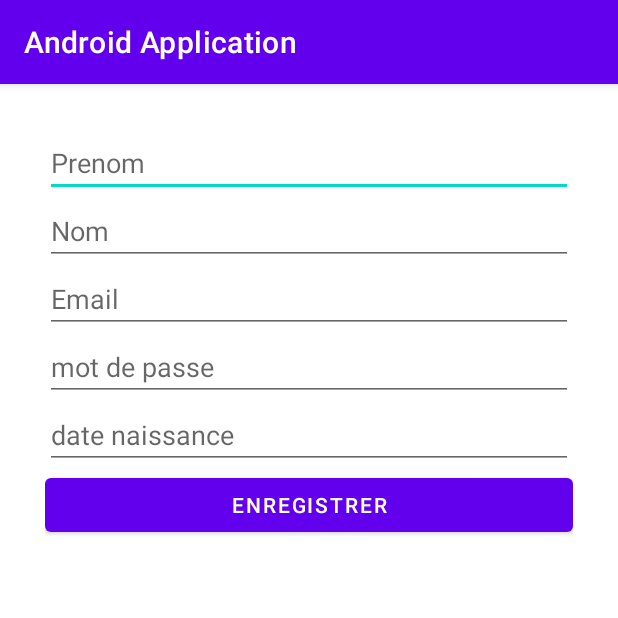
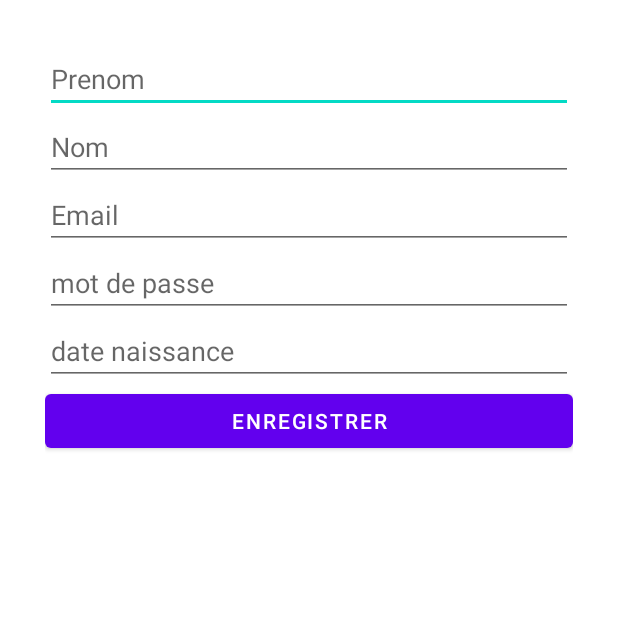
Before and after one commit to thomas-auffroy/Android-Project, an Android app: the AddUser screen opened directly, with no data from a screen before it, on a phone screen of 412 x 824 dp, the top half of it. Run offline under Robolectric (Android 15) with nearby library versions, the phone set to English and light mode, and no system bars; our stand-ins replace Room's generated code.

Commit message:
Put "NoActionBar" instead of "DarkActionBar" in the style tag not to have the blueish thing at the top of the app when running

```diff
--- a/app/src/main/res/values-night/themes.xml
+++ b/app/src/main/res/values-night/themes.xml
@@ -1,6 +1,6 @@
 <resources xmlns:tools="http://schemas.android.com/tools">
     <!-- Base application theme. -->
-    <style name="Theme.AndroidApplication" parent="Theme.MaterialComponents.DayNight.DarkActionBar">
+    <style name="Theme.AndroidApplication" parent="Theme.MaterialComponents.DayNight.NoActionBar">
         <!-- Primary brand color. -->
         <item name="colorPrimary">@color/purple_200</item>
         <item name="colorPrimaryVariant">@color/purple_700</item>
--- a/app/src/main/res/values/themes.xml
+++ b/app/src/main/res/values/themes.xml
@@ -1,6 +1,6 @@
 <resources xmlns:tools="http://schemas.android.com/tools">
     <!-- Base application theme. -->
-    <style name="Theme.AndroidApplication" parent="Theme.MaterialComponents.DayNight.DarkActionBar">
+    <style name="Theme.AndroidApplication" parent="Theme.MaterialComponents.DayNight.NoActionBar">
         <!-- Primary brand color. -->
         <item name="colorPrimary">@color/purple_500</item>
         <item name="colorPrimaryVariant">@color/purple_700</item>
```
